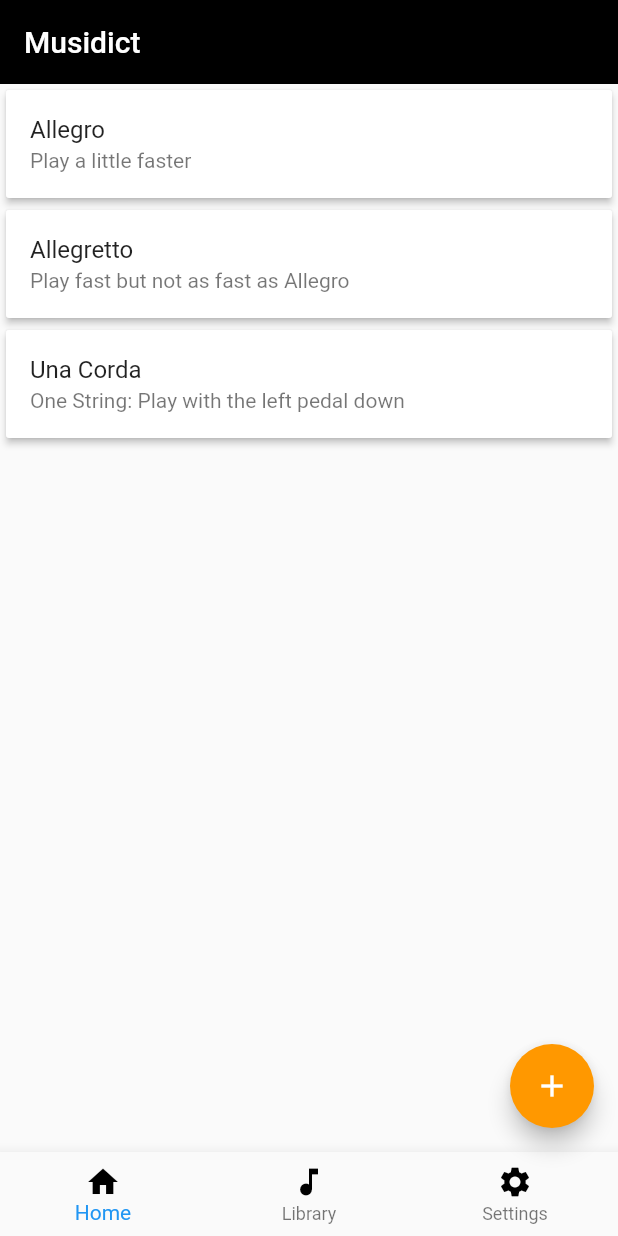
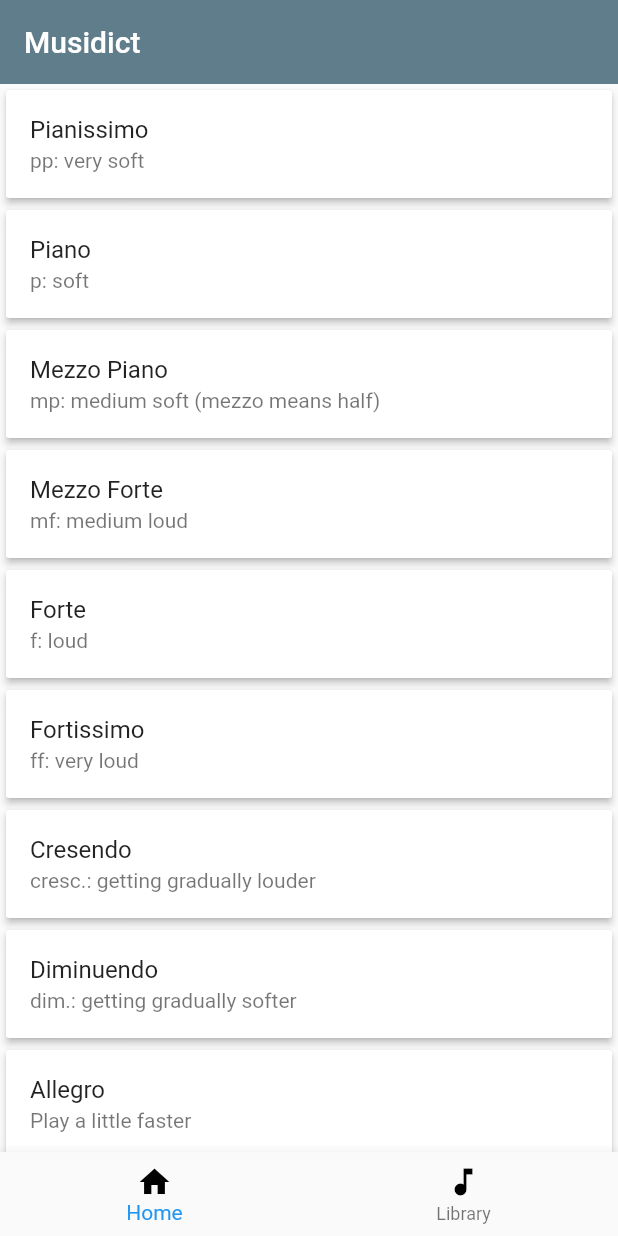
Before and after one commit to itcodehery/Flutter-CodeMaiden, a Flutter app: the screen it shows after launch, on a phone screen of 412 x 824 dp. Run offline on Flutter 3.47's test engine with Material 2 defaults, Android fonts, the phone set to English and light mode, and no system bars.

Commit message:
Cards work. Added new Cards. Removed unused code.

```diff
--- a/musidict/lib/main.dart
+++ b/musidict/lib/main.dart
@@ -39,23 +39,24 @@ class _MyAppState extends State<MyApp> {
     return MaterialApp(
         home: Scaffold(
       appBar: AppBar(
-        backgroundColor: Colors.black,
+        backgroundColor: Colors.blueGrey,
         elevation: 0,
         title: const Text('Musidict'),
       ),
 
-      floatingActionButton: FloatingActionButton(
-        onPressed: () {
-        setState(() {
-          iconstate == Icons.add ? iconstate = Icons.check : iconstate = Icons.add;
-         });
-        },
-        backgroundColor: Colors.orange,
-        focusColor: Colors.orange,
-        hoverColor: Colors.deepOrange,
-        splashColor: Colors.redAccent,
-        child: Icon(iconstate),
-      ),
+      // For the future baby
+      // floatingActionButton: FloatingActionButton(
+      //   onPressed: () {
+      //   setState(() {
+      //     iconstate == Icons.add ? iconstate = Icons.check : iconstate = Icons.add;
+      //    });
+      //   },
+      //   backgroundColor: Colors.orange,
+      //   focusColor: Colors.orange,
+      //   hoverColor: Colors.deepOrange,
+      //   splashColor: Colors.redAccent,
+      //   child: Icon(iconstate),
+      // ),
 
       floatingActionButtonLocation: FloatingActionButtonLocation.endFloat, //floating button location is above the navigation bar
 
@@ -70,17 +71,30 @@ class _MyAppState extends State<MyApp> {
           icon: Icon(Icons.music_note, color: Colors.black),
           label: 'Library'
         ),
-
-        BottomNavigationBarItem(
-          icon: Icon(Icons.settings, color: Colors.black),
-          label: 'Settings'),
-
       ]),
       body: ListView(
         children: <Widget>[
+            createCard("Pianissimo", "pp: very soft"),
+            createCard("Piano", "p: soft"),
+            createCard("Mezzo Piano", "mp: medium soft (mezzo means half)"),
+            createCard("Mezzo Forte", "mf: medium loud"),
+            createCard("Forte", "f: loud"),
+            createCard("Fortissimo", "ff: very loud"),
+            createCard("Cresendo","cresc.: getting gradually louder"),
+            createCard("Diminuendo","dim.: getting gradually softer"),
             createCard("Allegro", "Play a little faster"),
-            createCard("Allegretto", "Play fast but not as fast as Allegro"),
-            createCard("Una Corda", "One String: Play with the left pedal down"),
+            createCard("Andante", "At a walking pace"),
+            createCard("Moderato", "At a moderate pace"),
+            createCard("Accent","Play with an accent"),
+            createCard("Legato","Play smoothly"),
+            createCard("Staccato","Play the marked notes detached, short and crisp"),
+            createCard("Slur","Play the marked notes smoothly"),
+            const Text("----------------------------", textAlign: TextAlign.center),
+            createCard("Tenuto","ten.: slightly lengthen and sustain the note"),
+            createCard("Cantabile", "with a singing tone"),
+            createCard("Espressivo", "expressively"),
+            createCard("Gracioso","gracefully"),
+            createCard("Molto","very (molto expressivo means 'very expressively')"),
         ],
       )
     )
```
